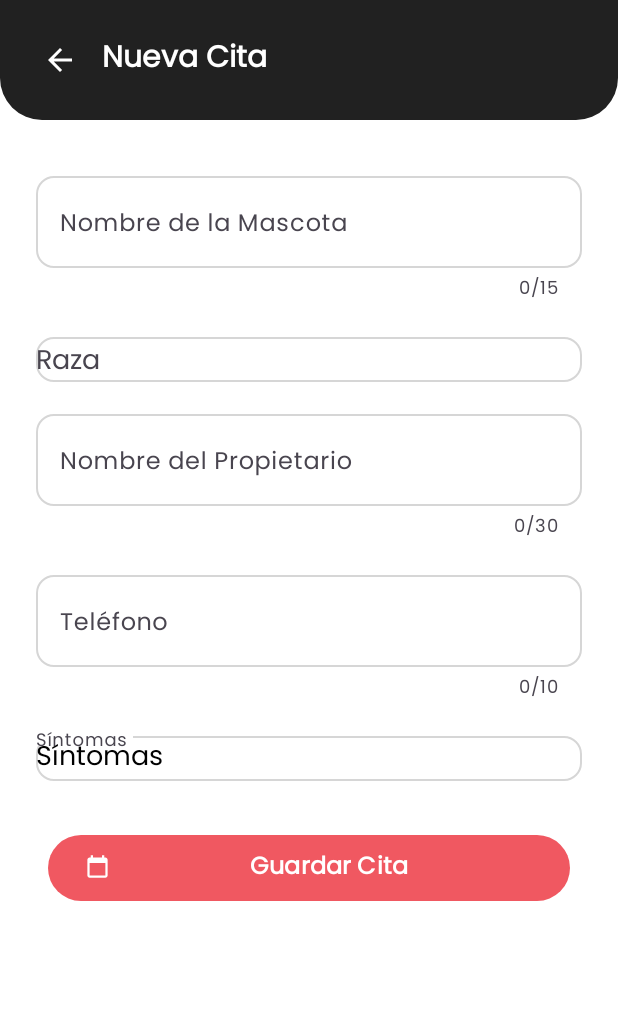
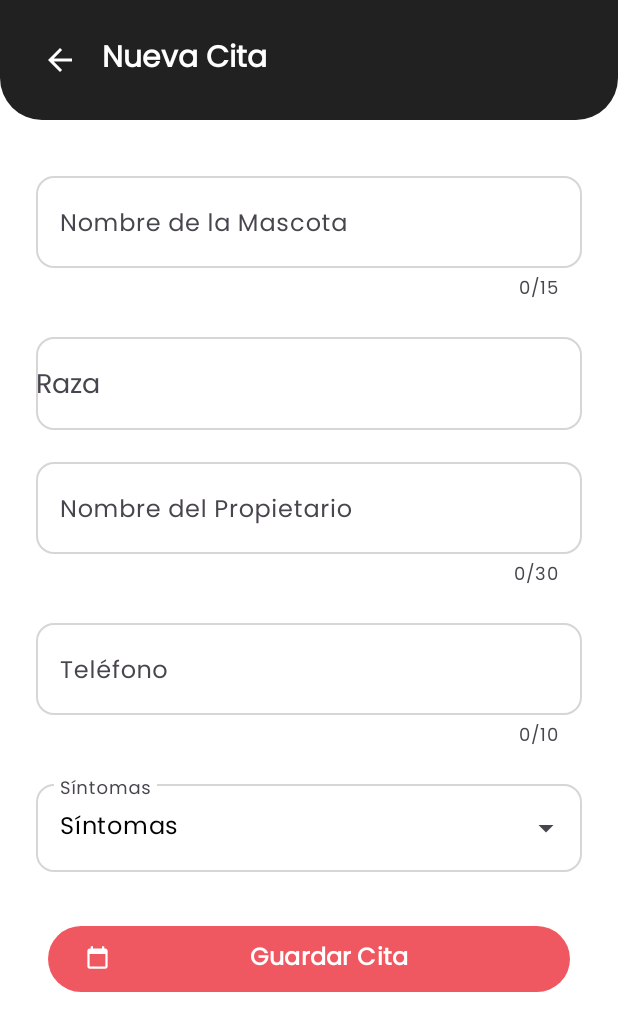
Before and after one commit to Joseeee0909/DogApp, an Android app: the NuevaCitaFragment screen opened through its navigation route, on a phone screen of 412 x 824 dp. Shown: the top 1031 px of the screen. Run offline under Robolectric (Android 15) with nearby library versions, the phone set to English and light mode, and no system bars; our stand-ins replace Room's generated code, data binding.

Commit message:
feat(nueva-cita): P4-01 a P4-05 diseno final del formulario, alturas simetricas y validaciones

```diff
--- a/app/src/main/res/layout/fragment_nueva_cita.xml
+++ b/app/src/main/res/layout/fragment_nueva_cita.xml
@@ -52,7 +52,7 @@
             <!-- Campo 2: Raza -->
             <com.google.android.material.textfield.TextInputLayout
                 android:id="@+id/tilRaza"
-                style="Widget.Material3.TextInputLayout.OutlinedBox"
+                style="@style/Widget.Material3.TextInputLayout.OutlinedBox"
                 android:layout_width="match_parent"
                 android:layout_height="wrap_content"
                 android:layout_marginStart="24dp"
@@ -66,12 +66,16 @@
                 app:boxStrokeColor="@color/box_stroke_purple"
                 app:layout_constraintTop_toBottomOf="@id/tilNombreMascota">
 
-                <AutoCompleteTextView
+                <com.google.android.material.textfield.MaterialAutoCompleteTextView
                     android:id="@+id/actvRaza"
                     android:layout_width="match_parent"
                     android:layout_height="wrap_content"
+                    android:minHeight="56dp"
+                    android:paddingTop="16dp"
+                    android:paddingBottom="16dp"
                     android:inputType="text"
-                    android:textColor="@color/black" />
+                    android:textColor="@color/black"
+                    android:maxLines="1" />
 
             </com.google.android.material.textfield.TextInputLayout>
 
@@ -137,7 +141,7 @@
             <!-- Selector de Síntomas -->
             <com.google.android.material.textfield.TextInputLayout
                 android:id="@+id/tilSintomas"
-                style="Widget.Material3.TextInputLayout.OutlinedBox.ExposedDropdownMenu"
+                style="@style/Widget.Material3.TextInputLayout.OutlinedBox.ExposedDropdownMenu"
                 android:layout_width="match_parent"
                 android:layout_height="wrap_content"
                 android:layout_marginStart="24dp"
@@ -151,12 +155,17 @@
                 app:boxStrokeColor="@color/box_stroke_purple"
                 app:layout_constraintTop_toBottomOf="@id/tilTelefono">
 
-                <AutoCompleteTextView
+                <com.google.android.material.textfield.MaterialAutoCompleteTextView
                     android:id="@+id/spinnerSintomas"
                     android:layout_width="match_parent"
                     android:layout_height="wrap_content"
+                    android:minHeight="56dp"
+                    android:paddingTop="16dp"
+                    android:paddingBottom="16dp"
                     android:inputType="none"
-                    android:textColor="@color/black" />
+                    android:cursorVisible="false"
+                    android:textColor="@color/black"
+                    android:maxLines="1" />
 
             </com.google.android.material.textfield.TextInputLayout>
 
```
